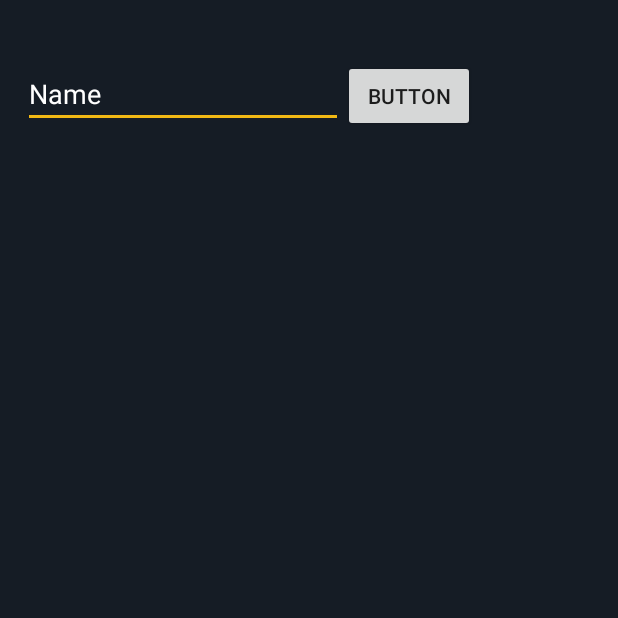
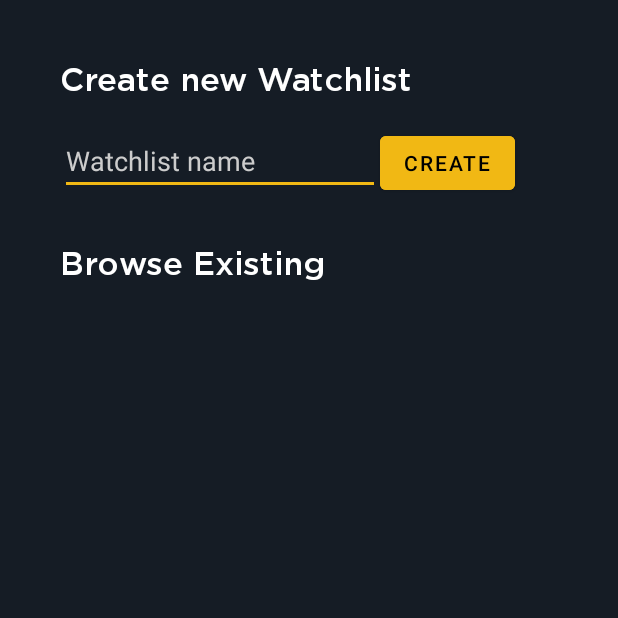
Before and after one commit to omar-alami-ar/Android-Movies-App-Project, an Android app: the WatchlistsActivity screen opened directly, with no data from a screen before it, on a phone screen of 412 x 824 dp, the top half of it. Run offline under Robolectric (Android 15) with nearby library versions, the phone set to English and light mode, and no system bars; our stand-ins replace Firebase (no records; nobody signed in at launch, a user with empty details on screens opened directly); pictures from the network do not load; Roboto replaces fonts that are not available here.

Commit message:
Showing watchlists ListView in activity_watchlists

```diff
--- a/app/src/main/java/com/example/movieuitemplate/ui/WatchlistsActivity.java
+++ b/app/src/main/java/com/example/movieuitemplate/ui/WatchlistsActivity.java
@@ -1,22 +1,32 @@
 package com.example.movieuitemplate.ui;
 
+import androidx.annotation.NonNull;
 import androidx.appcompat.app.ActionBarDrawerToggle;
 import androidx.appcompat.app.AppCompatActivity;
 import androidx.appcompat.widget.Toolbar;
 import androidx.drawerlayout.widget.DrawerLayout;
 
 import android.os.Bundle;
+import android.text.TextUtils;
 import android.view.View;
 import android.widget.Button;
 import android.widget.EditText;
+import android.widget.ListView;
+import android.widget.Toast;
 
 import com.example.movieuitemplate.R;
+import com.example.movieuitemplate.adapters.WatchlistLVadapter;
+import com.example.movieuitemplate.adapters.WatchlistsActivityAdapter;
+import com.example.movieuitemplate.models.WatchListItem;
 import com.google.firebase.auth.FirebaseAuth;
 import com.google.firebase.auth.FirebaseUser;
 import com.google.firebase.database.DataSnapshot;
+import com.google.firebase.database.DatabaseError;
 import com.google.firebase.database.DatabaseReference;
 import com.google.firebase.database.FirebaseDatabase;
+import com.google.firebase.database.ValueEventListener;
 
+import java.util.ArrayList;
 import java.util.HashMap;
 
 public class WatchlistsActivity extends AppCompatActivity {
@@ -26,31 +36,65 @@ public class WatchlistsActivity extends AppCompatActivity {
 
 
     FirebaseUser firebaseUser;
-
+    ListView watchlistsListView;
+    DatabaseReference reference;
 
     @Override
     protected void onCreate(Bundle savedInstanceState) {
         super.onCreate(savedInstanceState);
         setContentView(R.layout.activity_watchlists);
 
+        watchlistsListView = findViewById(R.id.watchlistsListView);
 
         add=findViewById(R.id.btnAdd);
         name = findViewById(R.id.watchlistName);
 
         firebaseUser = FirebaseAuth.getInstance().getCurrentUser();
 
+        reference = FirebaseDatabase.getInstance().getReference("Users").child(firebaseUser.getUid());
+        final ArrayList<WatchListItem> watchlists = new ArrayList<WatchListItem>();
+
+        reference.child("Watchlists").addListenerForSingleValueEvent(new ValueEventListener() {
+            @Override
+            public void onDataChange(@NonNull DataSnapshot snapshot) {
+                for (DataSnapshot watchListSnapshot: snapshot.getChildren()) {
+                    WatchListItem watchListItem = watchListSnapshot.getValue(WatchListItem.class);
+                    Long count = watchListSnapshot.child("Movies").getChildrenCount();
+                    //String image = watchListSnapshot.child("Movies").
+                    watchListItem.setCount(String.valueOf(count));
+                    //watchListItem.setImage("https://image.tmdb.org/t/p/w1280//6Y9fl8tD1xtyUrOHV2MkCYTpzgi.jpg");
+                    watchlists.add(watchListItem);
+                }
+                final ListView listView = (ListView) findViewById(R.id.watchlistsListView);
+                WatchlistsActivityAdapter adapter = new WatchlistsActivityAdapter(WatchlistsActivity.this, watchlists);
+                listView.setAdapter(adapter);
+            }
+
+            @Override
+            public void onCancelled(@NonNull DatabaseError error) {
+
+            }
+
+
+        });
 
         add.setOnClickListener(new View.OnClickListener() {
             @Override
             public void onClick(View v) {
-                DatabaseReference reference = FirebaseDatabase.getInstance().getReference("Users").child(firebaseUser.getUid()).child("Watchlists");
-                HashMap<String,String> hashMap = new HashMap<>();
-                hashMap.put("name",name.getText().toString());
-                String random = String.valueOf((int )(Math.random() * 99999 + 1));
-                String watchlistID = name.getText().toString()+random;
-                hashMap.put("id",watchlistID);
+                if (!TextUtils.isEmpty(name.getText())) {
+                    DatabaseReference reference = FirebaseDatabase.getInstance().getReference("Users").child(firebaseUser.getUid()).child("Watchlists");
+                    HashMap<String, String> hashMap = new HashMap<>();
+                    hashMap.put("name", name.getText().toString());
+                    String random = String.valueOf((int) (Math.random() * 99999 + 1));
+                    String watchlistID = name.getText().toString() + random;
+                    hashMap.put("id", watchlistID);
 
-                reference.child(watchlistID).setValue(hashMap);
+                    reference.child(watchlistID).setValue(hashMap);
+                    //WatchlistsActivityAdapter adapter = new WatchlistsActivityAdapter();
+                    adapter.notifyDataSetChanged();
+                } else {
+                    Toast.makeText(WatchlistsActivity.this, "Watchlist name cannot be empty", Toast.LENGTH_SHORT).show();
+                }
 
             }
         });
--- a/app/src/main/res/layout/activity_watchlists.xml
+++ b/app/src/main/res/layout/activity_watchlists.xml
@@ -8,12 +8,20 @@
     android:orientation="vertical"
     tools:context=".ui.WatchlistsActivity">
 
-
+    <TextView
+        android:layout_width="match_parent"
+        android:layout_height="wrap_content"
+        android:text="Create new Watchlist"
+        android:textColor="@color/white"
+        android:layout_marginStart="40dp"
+        android:layout_marginTop="40dp"
+        android:textSize="22sp"
+        android:fontFamily="@font/gotham_medium"/>
     <LinearLayout
         android:layout_width="match_parent"
         android:layout_height="wrap_content"
-        android:layout_marginStart="15dp"
-        android:layout_marginTop="40dp"
+        android:layout_marginStart="40dp"
+        android:layout_marginTop="20dp"
         android:orientation="horizontal">
             <EditText
                 android:id="@+id/watchlistName"
@@ -21,7 +29,9 @@
                 android:layout_height="wrap_content"
                 android:ems="10"
                 android:inputType="textPersonName"
-                android:text="Name"
+                android:hint="Watchlist name"
+                android:textColorHint="#CCCCCC"
+                android:focusable="true"
                 android:textColor="@color/white"
                 app:layout_constraintBottom_toBottomOf="parent"
                 app:layout_constraintEnd_toEndOf="parent"
@@ -30,11 +40,13 @@
                 app:layout_constraintTop_toTopOf="parent"
                 app:layout_constraintVertical_bias="0.25" />
 
-            <Button
+            <com.google.android.material.button.MaterialButton
                 android:id="@+id/btnAdd"
                 android:layout_width="wrap_content"
                 android:layout_height="wrap_content"
-                android:text="Button"
+                android:text="Create"
+                android:backgroundTint="@color/colorAccent"
+                android:textColor="@color/black"
                 app:layout_constraintBottom_toBottomOf="parent"
                 app:layout_constraintEnd_toEndOf="parent"
                 app:layout_constraintHorizontal_bias="0.461"
@@ -43,4 +55,22 @@
                 app:layout_constraintVertical_bias="0.062" />
 </LinearLayout>
 
+    <TextView
+        android:layout_width="match_parent"
+        android:layout_height="wrap_content"
+        android:text="Browse Existing"
+        android:textColor="@color/white"
+        android:layout_marginStart="40dp"
+        android:layout_marginTop="30dp"
+        android:textSize="22sp"
+        android:fontFamily="@font/gotham_medium"/>
+
+    <ListView
+        android:id="@+id/watchlistsListView"
+        android:layout_width="match_parent"
+        android:layout_height="match_parent"
+        android:layout_marginTop="10dp">
+
+    </ListView>
+
 </LinearLayout>
--- a/app/src/main/res/layout/watchlist_item.xml
+++ b/app/src/main/res/layout/watchlist_item.xml
@@ -13,7 +13,6 @@
         android:padding="10dp"
         android:text="Category Text"
         android:fontFamily="@font/gotham_medium"
-        android:textStyle="bold"
         android:textAlignment="center"
         android:textColor="@color/black" />
 
```
Also changed, not shown: app/src/main/java/com/example/movieuitemplate/adapters/WatchlistsActivityAdapter.java (added, +79 -0 lines), app/src/main/java/com/example/movieuitemplate/models/WatchListItem.java (+18 -0 lines), app/src/main/res/layout/watchlist_activity_item.xml (added, +49 -0 lines).
